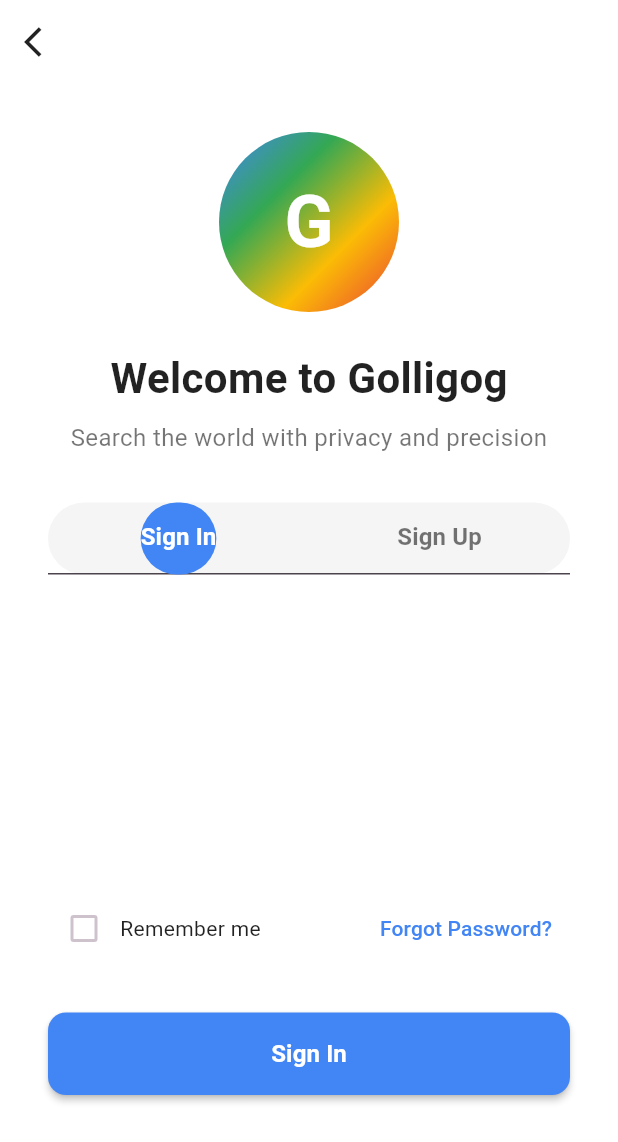
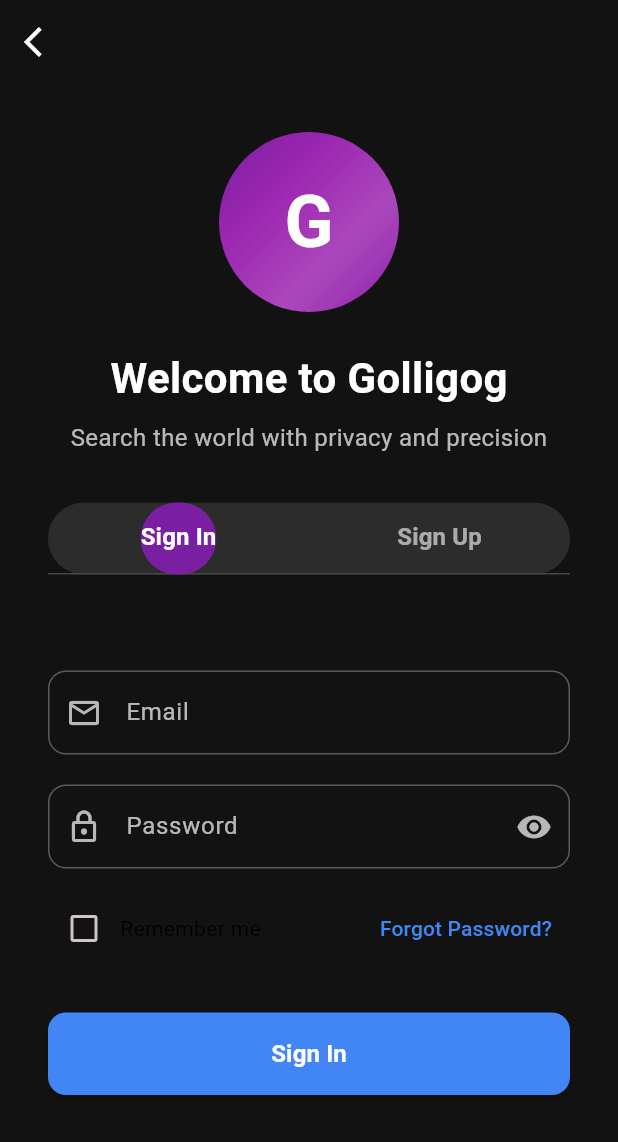
Before and after one commit to DarshanCHMSR/search-engine, a Flutter app: the screen it shows after launch, after a tap on "Sign in", on a phone screen of 412 x 824 dp. Shown: the top 1142 px of the screen. Run offline on Flutter 3.47's test engine with Material 3 defaults, Android fonts, the phone set to English and light mode, and no system bars; our stand-ins replace shared_preferences.

Commit message:
updated the theme

```diff
--- a/flutter/search_engine_app/lib/auth_wrapper.dart
+++ b/flutter/search_engine_app/lib/auth_wrapper.dart
@@ -28,13 +28,13 @@
   @override
   Widget build(BuildContext context) {
     return Scaffold(
-      backgroundColor: Colors.white,
+      backgroundColor: const Color(0xFF121212),
       appBar: AppBar(
         backgroundColor: Colors.transparent,
         elevation: 0,
-        systemOverlayStyle: SystemUiOverlayStyle.dark,
+        systemOverlayStyle: SystemUiOverlayStyle.light,
         leading: IconButton(
-          icon: const Icon(Icons.arrow_back_ios, color: Colors.black87),
+          icon: const Icon(Icons.arrow_back_ios, color: Colors.white),
           onPressed: () => Navigator.pop(context),
         ),
       ),
@@ -53,10 +53,10 @@
                     borderRadius: BorderRadius.circular(60),
                     gradient: const LinearGradient(
                       colors: [
-                        Color(0xFF4285F4),
-                        Color(0xFF34A853),
-                        Color(0xFFFBBC05),
-                        Color(0xFFEA4335),
+                        Color(0xFF7B1FA2),
+                        Color(0xFF9C27B0),
+                        Color(0xFFAB47BC),
+                        Color(0xFF8E24AA),
                       ],
                       begin: Alignment.topLeft,
                       end: Alignment.bottomRight,
@@ -79,7 +79,7 @@
                   style: TextStyle(
                     fontSize: 28,
                     fontWeight: FontWeight.bold,
-                    color: Colors.black87,
+                    color: Colors.white,
                   ),
                 ),
                 const SizedBox(height: 8),
@@ -87,7 +87,7 @@
                   'Search the world with privacy and precision',
                   style: TextStyle(
                     fontSize: 16,
-                    color: Colors.black54,
+                    color: Colors.white70,
                   ),
                   textAlign: TextAlign.center,
                 ),
@@ -99,17 +99,17 @@
           Container(
             margin: const EdgeInsets.symmetric(horizontal: 32),
             decoration: BoxDecoration(
-              color: Colors.grey[100],
+              color: const Color(0xFF2C2C2C),
               borderRadius: BorderRadius.circular(25),
             ),
             child: TabBar(
               controller: _tabController,
               indicator: BoxDecoration(
                 borderRadius: BorderRadius.circular(25),
-                color: const Color(0xFF4285F4),
+                color: const Color(0xFF7B1FA2),
               ),
               labelColor: Colors.white,
-              unselectedLabelColor: Colors.black54,
+              unselectedLabelColor: Colors.white60,
               labelStyle: const TextStyle(
                 fontSize: 16,
                 fontWeight: FontWeight.w600,
--- a/flutter/search_engine_app/lib/main.dart
+++ b/flutter/search_engine_app/lib/main.dart
@@ -170,29 +170,6 @@
       child: Row(
         mainAxisAlignment: MainAxisAlignment.end,
         children: [
-          TextButton(
-            onPressed: () {},
-            child: const Text(
-              'Gmail',
-              style: TextStyle(color: Colors.white70, fontSize: 13),
-            ),
-          ),
-          const SizedBox(width: 15),
-          TextButton(
-            onPressed: () {
-              Navigator.push(
-                context,
-                MaterialPageRoute(
-                  builder: (context) => const SearchResultsPage(query: 'images'),
-                ),
-              );
-            },
-            child: const Text(
-              'Images',
-              style: TextStyle(color: Colors.white70, fontSize: 13),
-            ),
-          ),
-          const SizedBox(width: 15),
 
           // Show different content based on login status
           if (_isLoggedIn) ...[
```
Also changed, not shown: flutter/search_engine_app/lib/search_results_page.dart (+42 -40 lines), 2 other files.
